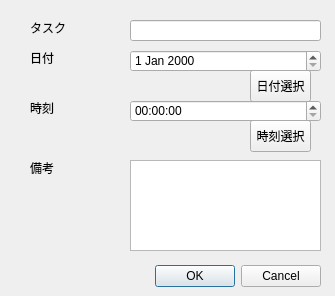
This is dialog/todoitemediter.ui in y0under/y0_todo as Qt 5 draws it before an edit. The edited form follows.
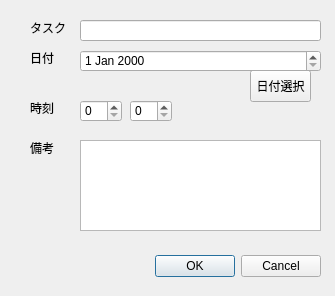
This is the edited form.

Commit message: update: use spin box for to select hour and minute.

Diff of the .ui file:
```diff
--- a/dialog/todoitemediter.ui
+++ b/dialog/todoitemediter.ui
@@ -17,7 +17,7 @@
    <property name="geometry">
     <rect>
      <x>90</x>
-     <y>260</y>
+     <y>250</y>
      <width>231</width>
      <height>32</height>
     </rect>
@@ -32,9 +32,9 @@
   <widget class="QLineEdit" name="task_edit">
    <property name="geometry">
     <rect>
-     <x>130</x>
+     <x>80</x>
      <y>20</y>
-     <width>191</width>
+     <width>241</width>
      <height>21</height>
     </rect>
    </property>
@@ -42,9 +42,9 @@
   <widget class="QTextEdit" name="task_remarks_edit">
    <property name="geometry">
     <rect>
-     <x>130</x>
-     <y>160</y>
-     <width>191</width>
+     <x>80</x>
+     <y>140</y>
+     <width>241</width>
      <height>91</height>
     </rect>
    </property>
@@ -79,7 +79,7 @@
    <property name="geometry">
     <rect>
      <x>30</x>
-     <y>160</y>
+     <y>140</y>
      <width>58</width>
      <height>16</height>
     </rect>
@@ -104,32 +104,9 @@
   <widget class="QDateEdit" name="task_date">
    <property name="geometry">
     <rect>
-     <x>130</x>
+     <x>80</x>
      <y>50</y>
-     <width>191</width>
-     <height>22</height>
-    </rect>
-   </property>
-  </widget>
-  <widget class="QPushButton" name="select_time_button">
-   <property name="geometry">
-    <rect>
-     <x>250</x>
-     <y>120</y>
-     <width>61</width>
-     <height>32</height>
-    </rect>
-   </property>
-   <property name="text">
-    <string>時刻選択</string>
-   </property>
-  </widget>
-  <widget class="QTimeEdit" name="time_edit">
-   <property name="geometry">
-    <rect>
-     <x>130</x>
-     <y>100</y>
-     <width>191</width>
+     <width>241</width>
      <height>22</height>
     </rect>
    </property>
@@ -147,6 +124,26 @@
     <string>時刻</string>
    </property>
   </widget>
+  <widget class="QSpinBox" name="hour_spinBox">
+   <property name="geometry">
+    <rect>
+     <x>80</x>
+     <y>100</y>
+     <width>42</width>
+     <height>22</height>
+    </rect>
+   </property>
+  </widget>
+  <widget class="QSpinBox" name="minute_spinBox">
+   <property name="geometry">
+    <rect>
+     <x>130</x>
+     <y>100</y>
+     <width>42</width>
+     <height>22</height>
+    </rect>
+   </property>
+  </widget>
  </widget>
  <resources/>
  <connections>
```
The commit also changes 1 other file.
